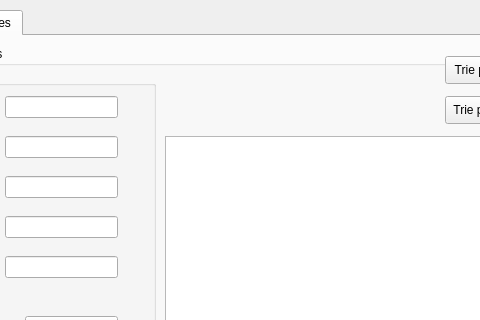
Before: the Qt Designer form Projet_2a/gestionlivraisons.ui in medhama/ThePieChart, drawn with Qt 5; both pictures show x 157 to 637 and y 0 to 320 of the 1125 by 661 pixel window.
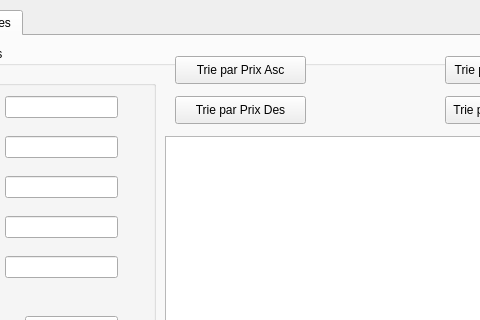
After: the same form once the commit is applied. The open tabs and pages were chosen to show the change.

Diff of the .ui file:
```diff
--- a/Projet_2a/gestionlivraisons.ui
+++ b/Projet_2a/gestionlivraisons.ui
@@ -749,6 +749,32 @@
        <string>Modifier</string>
       </property>
      </widget>
+     <widget class="QPushButton" name="pb_trie_co_2">
+      <property name="geometry">
+       <rect>
+        <x>310</x>
+        <y>50</y>
+        <width>131</width>
+        <height>28</height>
+       </rect>
+      </property>
+      <property name="text">
+       <string>Trie par Prix Des</string>
+      </property>
+     </widget>
+     <widget class="QPushButton" name="pb_date_co_2">
+      <property name="geometry">
+       <rect>
+        <x>310</x>
+        <y>10</y>
+        <width>131</width>
+        <height>28</height>
+       </rect>
+      </property>
+      <property name="text">
+       <string>Trie par Prix Asc</string>
+      </property>
+     </widget>
      <zorder>groupBox_5</zorder>
      <zorder>groupBox_6</zorder>
      <zorder>label_4</zorder>
```
Left out of the diff: 4 changed lines with no effect on the pictures.
